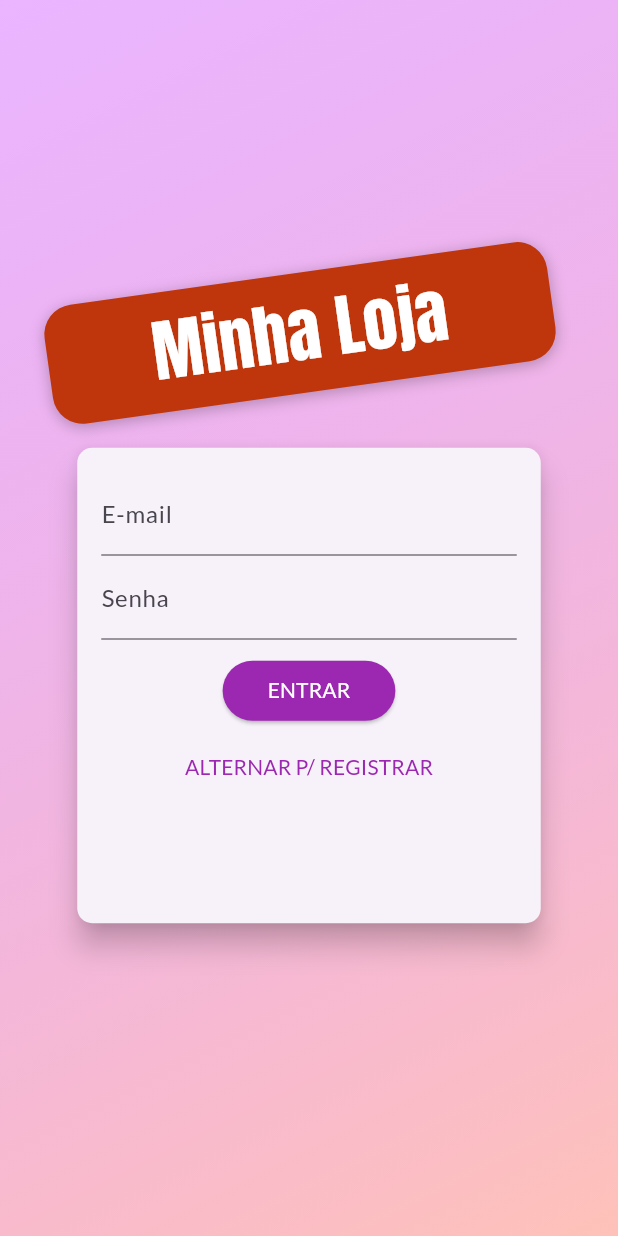
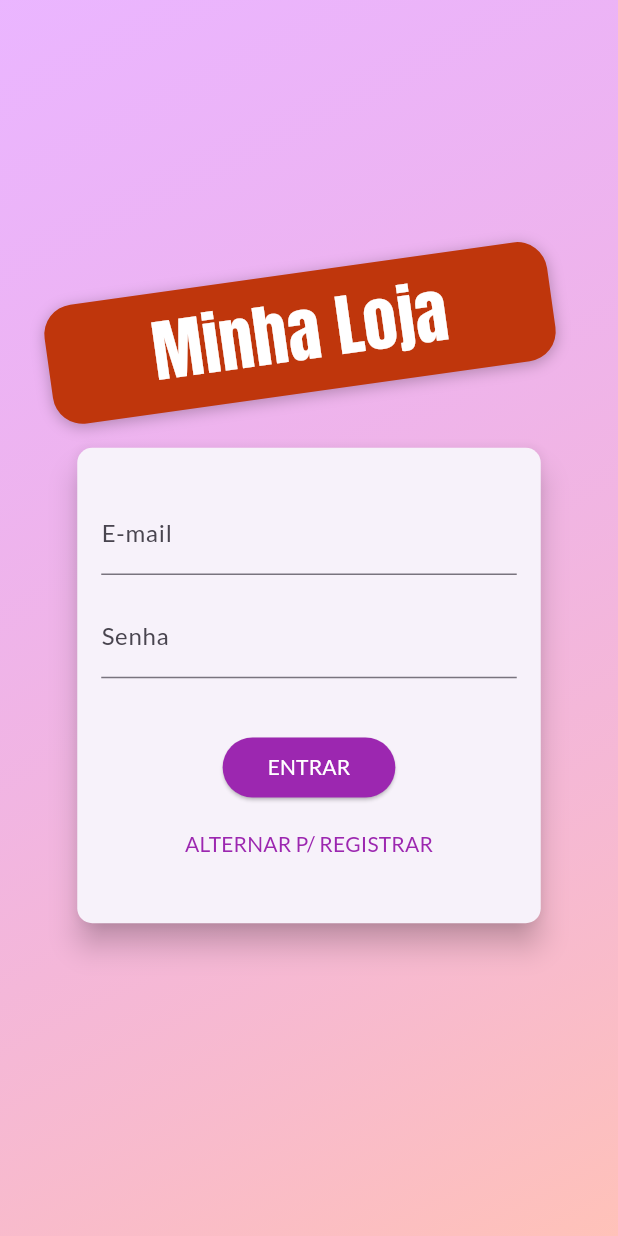
Before and after one commit to tiagors09/shop, a Flutter app: the screen it shows after launch, on a phone screen of 412 x 824 dp. Run offline on Flutter 3.47's test engine with Material 3 defaults, Android fonts, the phone set to English and light mode, and no system bars; our stand-ins replace shared_preferences.

Commit message:
fixed auth card size

```diff
--- a/lib/widgets/auth_card.dart
+++ b/lib/widgets/auth_card.dart
@@ -136,12 +136,13 @@ class _AuthCardState extends State<AuthCard>
           milliseconds: 300,
         ),
         curve: Curves.linear,
-        height: _authMode == AuthMode.login ? 317 : 405,
+        height: _authMode == AuthMode.login ? 317 : 470,
         padding: const EdgeInsets.all(16),
         width: deviceSize.width * 0.75,
         child: Form(
           key: _form,
           child: Column(
+            mainAxisAlignment: MainAxisAlignment.spaceEvenly,
             children: [
               TextFormField(
                 decoration: const InputDecoration(labelText: 'E-mail'),
@@ -204,6 +205,8 @@ class _AuthCardState extends State<AuthCard>
                   ),
                 ),
               ),
+              Column(
+                children: [
                   Container(
                     margin: const EdgeInsets.only(top: 10, bottom: 3),
                     child: _isLoading
@@ -221,7 +224,9 @@ class _AuthCardState extends State<AuthCard>
                             ),
                             onPressed: _submit,
                             child: Text(
-                          _authMode == AuthMode.login ? 'ENTRAR' : 'REGISTRAR',
+                              _authMode == AuthMode.login
+                                  ? 'ENTRAR'
+                                  : 'REGISTRAR',
                               style: const TextStyle(
                                 color: Colors.white,
                               ),
@@ -239,6 +244,8 @@ class _AuthCardState extends State<AuthCard>
                   )
                 ],
               ),
+            ],
+          ),
         ),
       ),
     );
```
Lines whose indentation alone changed are shown as unchanged.
